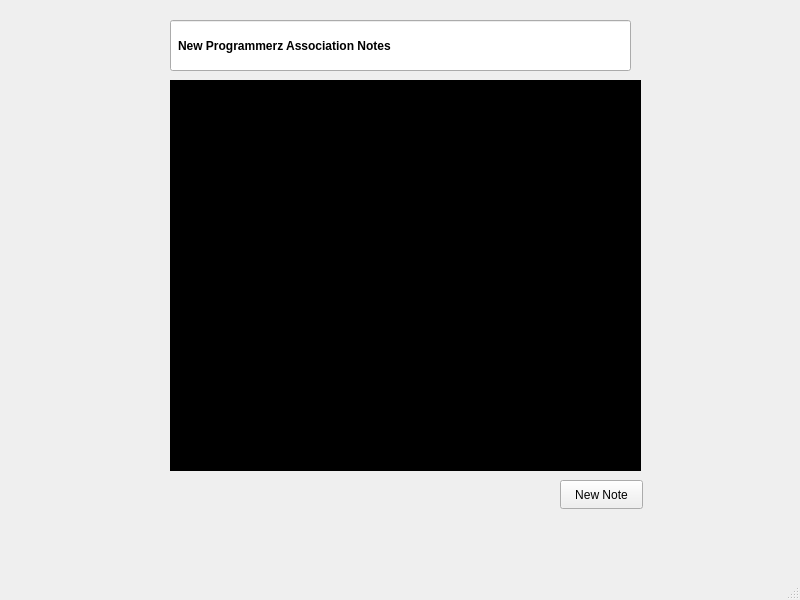
This is mainwindow.ui in lucifron28/Notes-App-CP103-MidtermProject as Qt 5 draws it before an edit. The edited form follows.
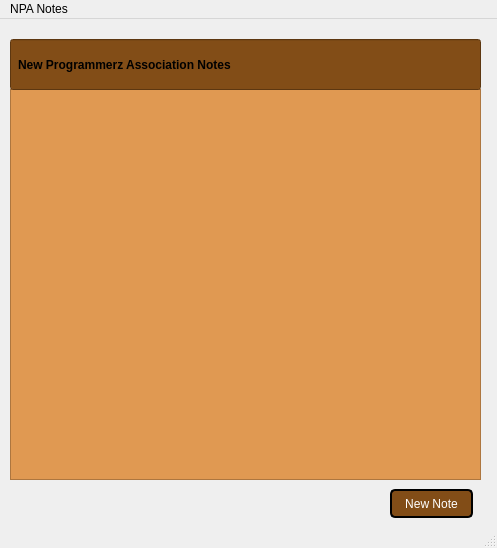
This is the edited form.

```diff
--- a/mainwindow.ui
+++ b/mainwindow.ui
@@ -6,8 +6,8 @@
    <rect>
     <x>0</x>
     <y>0</y>
-    <width>800</width>
-    <height>600</height>
+    <width>497</width>
+    <height>548</height>
    </rect>
   </property>
   <property name="windowTitle">
@@ -17,28 +17,33 @@
    <widget class="QListWidget" name="listWidget">
     <property name="geometry">
      <rect>
-      <x>170</x>
-      <y>80</y>
+      <x>10</x>
+      <y>70</y>
       <width>471</width>
       <height>391</height>
      </rect>
     </property>
     <property name="styleSheet">
-     <string notr="true">background-color: 	black;
-color: white;
-font-weight: bold;
-</string>
+     <string notr="true">background-color: #e09952;
+color: black;
+font-weight: bold;</string>
     </property>
    </widget>
    <widget class="QPushButton" name="addButton">
     <property name="geometry">
      <rect>
-      <x>560</x>
-      <y>480</y>
+      <x>390</x>
+      <y>470</y>
       <width>83</width>
       <height>29</height>
      </rect>
     </property>
+    <property name="styleSheet">
+     <string notr="true">background-color: #824D17;
+border: 2px solid black;
+color: white;
+border-radius: 5px;</string>
+    </property>
     <property name="text">
      <string>New Note</string>
     </property>
@@ -46,16 +51,17 @@
    <widget class="QLineEdit" name="lineEdit">
     <property name="geometry">
      <rect>
-      <x>170</x>
+      <x>10</x>
       <y>20</y>
-      <width>461</width>
+      <width>471</width>
       <height>51</height>
      </rect>
     </property>
     <property name="styleSheet">
      <string notr="true">padding: 5px;
 font: 15pt &quot;Arial&quot;;
-font-weight: 700;</string>
+font-weight: 700;
+background-color: #824D17;</string>
     </property>
     <property name="text">
      <string>New Programmerz Association Notes</string>
@@ -67,10 +73,16 @@
     <rect>
      <x>0</x>
      <y>0</y>
-     <width>800</width>
+     <width>497</width>
      <height>25</height>
     </rect>
    </property>
+   <widget class="QMenu" name="menuNPA_Notes">
+    <property name="title">
+     <string>NPA Notes</string>
+    </property>
+   </widget>
+   <addaction name="menuNPA_Notes"/>
   </widget>
   <widget class="QStatusBar" name="statusbar"/>
  </widget>
```
